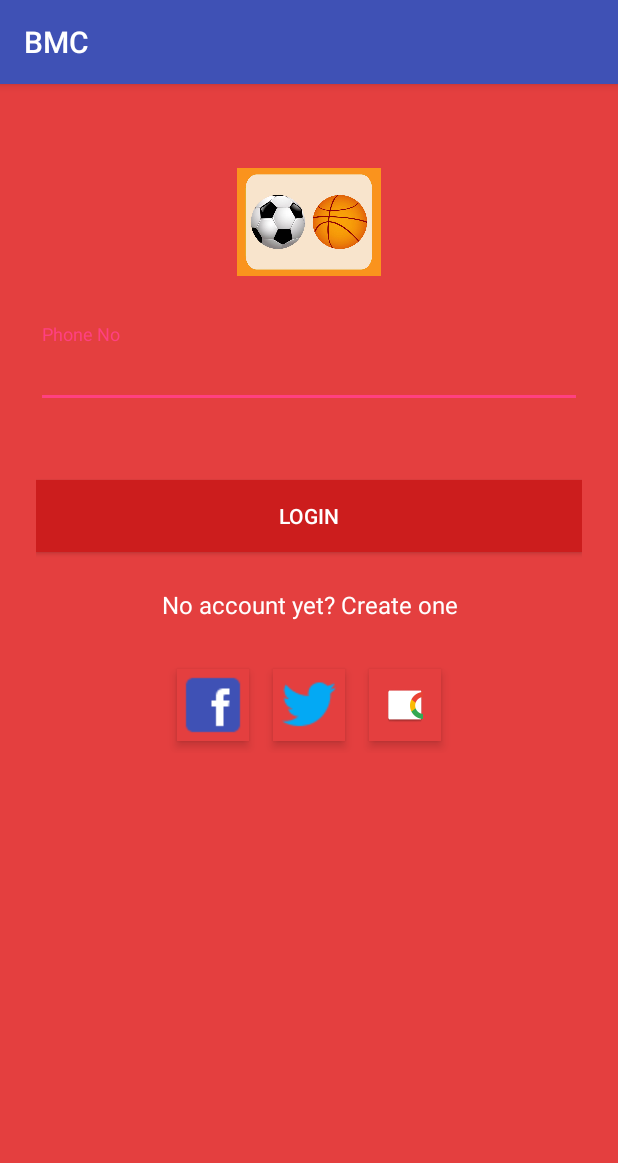
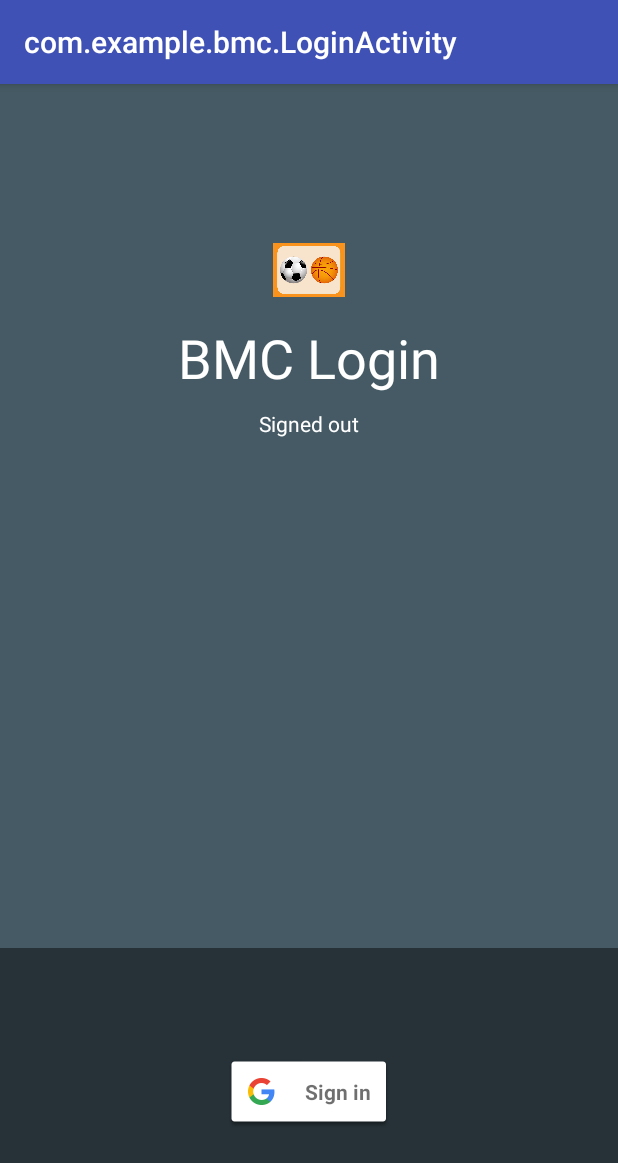
Before and after one commit to arjuntirumalasetty/BMC, an Android app: the screen it shows after launch (LoginActivity), on a phone screen of 412 x 824 dp. Shown: the top 1163 px of the screen. Run offline under Robolectric (Android 15) with nearby library versions, the phone set to English and light mode, and no system bars; our stand-ins replace ButterKnife.

Commit message:
Login Changes
Updated UI

```diff
--- a/app/src/main/AndroidManifest.xml
+++ b/app/src/main/AndroidManifest.xml
@@ -17,13 +17,11 @@
     <application
         android:allowBackup="true"
         android:icon="@mipmap/ic_launcher"
-        android:label="@string/app_name"
         android:roundIcon="@mipmap/ic_launcher_round"
         android:supportsRtl="true"
         android:theme="@style/AppTheme">
         <activity
-            android:name=".LoginActivity"
-            android:label="@string/app_name">
+            android:name=".LoginActivity">
             <intent-filter>
                 <action android:name="android.intent.action.MAIN" />
 
--- a/app/src/main/java/com/example/bmc/LoginActivity.java
+++ b/app/src/main/java/com/example/bmc/LoginActivity.java
@@ -32,8 +32,8 @@ public class LoginActivity extends AppCompatActivity implements
     private static final String TAG = "LoginActivity";
     private static final int REQUEST_SIGNUP = 0;
     private TextView mStatusTextView;
-    @Bind(R.id.btn_login) Button _loginButton;
-    @Bind(R.id.input_phone)EditText phoneNumber;
+    //@Bind(R.id.btn_login) Button _loginButton;
+    //@Bind(R.id.input_phone)EditText phoneNumber;
     GoogleApiClient mGoogleApiClient;
     private static final int RC_SIGN_IN = 9001;
 
@@ -59,19 +59,19 @@ public class LoginActivity extends AppCompatActivity implements
 
         SignInButton signInButton = (SignInButton) findViewById(R.id.btn_login_with_gmail);
         signInButton.setSize(SignInButton.SIZE_STANDARD);
-        _loginButton.setOnClickListener(new View.OnClickListener() {
+        /*_loginButton.setOnClickListener(new View.OnClickListener() {
 
             @Override
             public void onClick(View v) {
                 login();
             }
-        });
+        });*/
 
     }
 
     private void callMainActivity() {
         Log.i(TAG, "Login====================");
-        new HttpRequestTask().execute();
+        //new HttpRequestTask().execute();
 
         Intent mainActivityIntern = new Intent(this,MainActivity.class);
         startActivity(mainActivityIntern);
@@ -83,25 +83,25 @@ public class LoginActivity extends AppCompatActivity implements
         startActivityForResult(signInIntent, RC_SIGN_IN);
     }
 
-    public void login() {
+    /*public void login() {
 
-        if (!validate()) {
+        *//*if (!validate()) {
             onLoginFailed();
             return;
-        }
+        }*//*
 
-        _loginButton.setEnabled(false);
+        //_loginButton.setEnabled(false);
 
-        /*final ProgressDialog progressDialog = new ProgressDialog(LoginActivity.this,
+        *//*final ProgressDialog progressDialog = new ProgressDialog(LoginActivity.this,
                 R.style.Theme_AppCompat_DayNight_DarkActionBar);
         progressDialog.setIndeterminate(true);
         progressDialog.setMessage("Authenticating...");
-        progressDialog.show();*/
+        progressDialog.show();*//*
 
 
         // TODO: Implement your own authentication logic here.
 
-        new android.os.Handler().postDelayed(
+        *//*new android.os.Handler().postDelayed(
                 new Runnable() {
                     public void run() {
                         // On complete call either onLoginSuccess or onLoginFailed
@@ -109,9 +109,9 @@ public class LoginActivity extends AppCompatActivity implements
                         // onLoginFailed();
                        // progressDialog.dismiss();
                     }
-                }, 3000);
-        callMainActivity();
-    }
+                }, 3000);*//*
+        //callMainActivity();
+    }*/
 
     @Override
     public void onConnectionFailed(ConnectionResult connectionResult) {
@@ -156,7 +156,7 @@ public class LoginActivity extends AppCompatActivity implements
         moveTaskToBack(true);
     }
 
-    public void onLoginSuccess() {
+    /*public void onLoginSuccess() {
         _loginButton.setEnabled(true);
         finish();
     }
@@ -174,7 +174,7 @@ public class LoginActivity extends AppCompatActivity implements
         }
 
         return valid;
-    }
+    }*/
 
     @Override
     public void onClick(View v) {
--- a/app/src/main/res/layout/activity_login.xml
+++ b/app/src/main/res/layout/activity_login.xml
@@ -1,11 +1,120 @@
 <?xml version="1.0" encoding="utf-8"?>
-<ScrollView xmlns:android="http://schemas.android.com/apk/res/android"
+<LinearLayout xmlns:android="http://schemas.android.com/apk/res/android"
+    xmlns:tools="http://schemas.android.com/tools"
+    android:id="@+id/main_layout"
     android:layout_width="fill_parent"
     android:layout_height="fill_parent"
-    android:background="@color/primary"
-    android:fitsSystemWindows="true">
+    android:background="@color/blue_grey_700"
+    android:orientation="vertical"
+    android:weightSum="4"
+    tools:context=".LoginActivity">
+
 
     <LinearLayout
+        android:layout_width="match_parent"
+        android:layout_height="0dp"
+        android:layout_weight="3"
+        android:gravity="center_horizontal"
+        android:orientation="vertical">
+
+        <ImageView
+            android:id="@+id/google_icon"
+            android:layout_width="48dp"
+            android:layout_height="48dp"
+            android:layout_marginBottom="10dp"
+            android:layout_marginTop="@dimen/g_top_margin"
+            android:contentDescription="@string/desc_app_icon"
+            android:src="@drawable/sportball" />
+
+        <TextView
+            android:id="@+id/title_text"
+            android:layout_width="wrap_content"
+            android:layout_height="wrap_content"
+            android:layout_marginBottom="10dp"
+            android:text="@string/title_text"
+            android:gravity="center"
+            android:textColor="@android:color/white"
+            android:textSize="36sp" />
+
+        <TextView
+            android:id="@+id/status"
+            android:layout_width="wrap_content"
+            android:layout_height="wrap_content"
+            android:text="@string/signed_out"
+            android:textColor="@android:color/white"
+            android:textSize="14sp" />
+
+        <TextView
+            android:id="@+id/detail"
+            android:layout_width="wrap_content"
+            android:layout_height="wrap_content"
+            android:fadeScrollbars="true"
+            android:gravity="center"
+            android:maxLines="5"
+            android:padding="10dp"
+            android:scrollbars="vertical"
+            android:textColor="@android:color/white"
+            android:textSize="14sp" />
+
+        <Button
+            android:id="@+id/button_optional_action"
+            style="@style/Base.Widget.AppCompat.Button.Borderless.Colored"
+            android:layout_width="wrap_content"
+            android:layout_height="wrap_content"
+            android:visibility="gone"
+            tools:text="Optional Action"
+            tools:visibility="visible" />
+
+    </LinearLayout>
+
+
+    <RelativeLayout
+        android:layout_width="fill_parent"
+        android:layout_height="0dp"
+        android:layout_weight="1"
+        android:background="@color/blue_grey_900">
+
+        <com.google.android.gms.common.SignInButton
+            android:id="@+id/btn_login_with_gmail"
+            android:layout_width="wrap_content"
+            android:layout_height="wrap_content"
+            android:layout_centerInParent="true"
+            android:visibility="visible"
+            tools:visibility="gone" />
+
+        <LinearLayout
+            android:id="@+id/sign_out_and_disconnect"
+            android:layout_width="fill_parent"
+            android:layout_height="wrap_content"
+            android:layout_centerInParent="true"
+            android:orientation="horizontal"
+            android:paddingLeft="16dp"
+            android:paddingRight="16dp"
+            android:visibility="gone"
+            tools:visibility="visible">
+
+            <Button
+                android:id="@+id/sign_out_button"
+                android:layout_width="0dp"
+                android:layout_height="wrap_content"
+                android:layout_weight="1"
+                android:text="@string/sign_out"
+                android:theme="@style/ThemeOverlay.MyDarkButton" />
+
+            <Button
+                android:id="@+id/disconnect_button"
+                android:layout_width="0dp"
+                android:layout_height="wrap_content"
+                android:layout_weight="1"
+                android:text="@string/disconnect"
+                android:theme="@style/ThemeOverlay.MyDarkButton" />
+        </LinearLayout>
+
+    </RelativeLayout>
+
+
+
+    <!--<LinearLayout
         android:orientation="vertical"
         android:layout_width="match_parent"
         android:layout_height="wrap_content"
@@ -13,14 +122,24 @@
         android:paddingLeft="24dp"
         android:paddingRight="24dp">
 
+        <TextView
+            android:id="@+id/title_text"
+            android:layout_width="wrap_content"
+            android:layout_height="wrap_content"
+            android:layout_marginBottom="10dp"
+            android:text="Login"
+            android:gravity="center"
+            android:textColor="@android:color/white"
+            android:textSize="36sp" />
+
         <ImageView android:src="@drawable/sportball"
             android:layout_width="wrap_content"
             android:layout_height="72dp"
             android:layout_marginBottom="24dp"
             android:layout_gravity="center_horizontal" />
 
-        <!--  Email Label -->
-        <android.support.design.widget.TextInputLayout
+        &lt;!&ndash;  Email Label Commenting this as this will go in another activity&ndash;&gt;
+        &lt;!&ndash;<android.support.design.widget.TextInputLayout
             android:layout_width="match_parent"
             android:layout_height="wrap_content"
             android:layout_marginTop="8dp"
@@ -34,16 +153,32 @@
                 android:inputType="phone|number"
                 android:textColor="@color/white"
                 android:textColorHint="@color/white" />
-        </android.support.design.widget.TextInputLayout>
+        </android.support.design.widget.TextInputLayout>&ndash;&gt;
 
-        <!--  Password Label -->
-        <android.support.design.widget.TextInputLayout
+        <android.support.v7.widget.AppCompatImageButton
+            android:id="@+id/btn_login_with_fb"
+            android:layout_width="wrap_content"
+            android:layout_height="wrap_content"
+            android:layout_margin="8dp"
+            android:elevation="4dp"
+            android:visibility="visible"
+            android:src="@drawable/facebook_blue"/>
+
+        <com.google.android.gms.common.SignInButton
+            android:id="@+id/btn_login_with_gmail"
+            android:layout_width="wrap_content"
+            android:layout_height="wrap_content"
+            android:layout_margin="8dp"
+            android:visibility="visible"/>
+
+        &lt;!&ndash;  Password Label &ndash;&gt;
+        &lt;!&ndash;<android.support.design.widget.TextInputLayout
             android:layout_width="match_parent"
             android:layout_height="wrap_content"
             android:layout_marginTop="8dp"
-            android:layout_marginBottom="8dp"></android.support.design.widget.TextInputLayout>
+            android:layout_marginBottom="8dp"></android.support.design.widget.TextInputLayout>&ndash;&gt;
 
-        <android.support.v7.widget.AppCompatButton
+        &lt;!&ndash;<android.support.v7.widget.AppCompatButton
             android:id="@+id/btn_login"
             android:layout_width="fill_parent"
             android:layout_height="wrap_content"
@@ -53,53 +188,24 @@
             android:background="@color/primary_darker"
             android:textColor="@color/white"
 
-            android:text="Login"/>
+            android:text="Login"/>&ndash;&gt;
 
-        <TextView android:id="@+id/link_signup"
+        &lt;!&ndash;<TextView android:id="@+id/link_signup"
             android:layout_width="fill_parent"
             android:layout_height="wrap_content"
             android:layout_marginBottom="24dp"
             android:text="No account yet? Create one"
             android:gravity="center"
             android:textColor="@color/white"
-            android:textSize="16dip"/>
-        <android.support.v7.widget.LinearLayoutCompat
+            android:textSize="16dip"/>&ndash;&gt;
+       &lt;!&ndash; <android.support.v7.widget.LinearLayoutCompat
             android:layout_width="match_parent"
             android:layout_height="wrap_content"
             android:gravity="center">
-        <android.support.v7.widget.AppCompatImageButton
-            android:id="@+id/btn_login_with_fb"
-            android:layout_width="48dp"
-            android:layout_height="48dp"
-            android:padding="12dp"
-            android:layout_margin="8dp"
-            android:elevation="4dp"
-            android:background="@color/primary"
-            android:textColor="@color/white"
-            android:src="@drawable/facebook_blue"/>
 
-        <android.support.v7.widget.AppCompatImageButton
-            android:id="@+id/btn_login_with_twitter"
-            android:layout_width="48dp"
-            android:layout_height="48dp"
-            android:padding="12dp"
-            android:layout_margin="8dp"
-            android:elevation="4dp"
-            android:background="@color/primary"
-            android:textColor="@color/white"
-            android:src="@drawable/twitter_login_logo"/>
 
-        <com.google.android.gms.common.SignInButton
-            android:id="@+id/btn_login_with_gmail"
-            android:layout_width="48dp"
-            android:layout_height="48dp"
-            android:padding="12dp"
-            android:layout_margin="8dp"
-            android:elevation="4dp"
-            android:background="@color/primary"
-            android:textColor="@color/white"
-            android:src="@drawable/google_login_logo"/>
-        </android.support.v7.widget.LinearLayoutCompat>
 
-    </LinearLayout>
-</ScrollView>
+        </android.support.v7.widget.LinearLayoutCompat>&ndash;&gt;
+
+    </LinearLayout>-->
+</LinearLayout>
--- a/app/src/main/res/values/colors.xml
+++ b/app/src/main/res/values/colors.xml
@@ -23,4 +23,10 @@
     <color name="colorSwitchThumbNormal">#FF78909C</color>
     <color name="colorPrimaryQuarter">#3303A9F4</color>
     <color name="colorAccentQuarter">#3300E5FF</color>
+
+    <color name="blue_grey_500">#607D8B</color>
+    <color name="blue_grey_600">#546E7A</color>
+    <color name="blue_grey_700">#455A64</color>
+    <color name="blue_grey_800">#37474F</color>
+    <color name="blue_grey_900">#263238</color>
 </resources>
--- a/app/src/main/res/values/dimens.xml
+++ b/app/src/main/res/values/dimens.xml
@@ -8,4 +8,5 @@
     <dimen name="app_bar_height">180dp</dimen>
     <dimen name="text_margin">16dp</dimen>
     <dimen name="bt_height">50dp</dimen>
+    <dimen name="g_top_margin">100dp</dimen>
 </resources>
--- a/app/src/main/res/values/strings.xml
+++ b/app/src/main/res/values/strings.xml
@@ -2,6 +2,12 @@
     <string name="app_name">BMC</string>
 
     <!-- Strings related to login -->
+    <string name="desc_app_icon">BMC Icon</string>
+    <string name="title_text">BMC Login</string>
+    <string name="signed_out">Signed out</string>
+    <string name="sign_out">Sign Out</string>
+    <string name="disconnect">Disconnect</string>
+
     <string name="prompt_email">Email</string>
     <string name="prompt_password">Password (optional)</string>
     <string name="action_sign_in">Sign in or register</string>
--- a/app/src/main/res/values/styles.xml
+++ b/app/src/main/res/values/styles.xml
@@ -27,6 +27,12 @@
     </style>
 
     <!--Button styles -->
+
+    <!-- Dark Buttons -->
+    <style name="ThemeOverlay.MyDarkButton" parent="ThemeOverlay.AppCompat.Dark">
+        <item name="colorButtonNormal">@color/blue_grey_500</item>
+        <item name="android:textColor">@android:color/white</item>
+    </style>
 
     <style name="LightFlatWaveButtonRippleStyle" parent="Material.Drawable.Ripple.Wave.Light">
         <item name="android:background">@null</item>
```
Also changed, not shown: app/src/main/res/drawable/googleg_color.png (added), app/src/main/res/drawable/twitter_login_logo.png (deleted).
